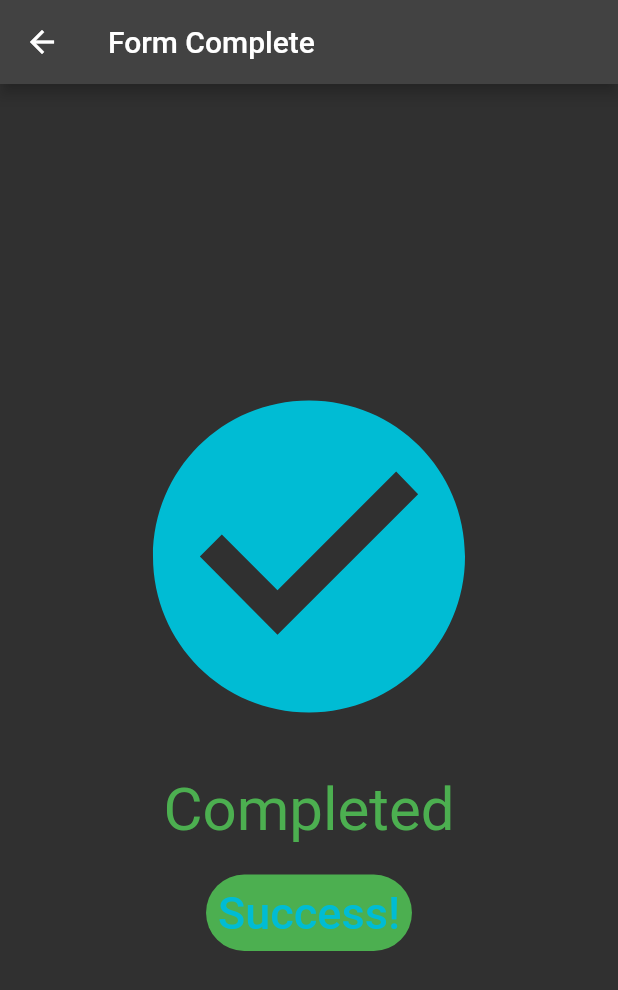
After one commit to sai-pher/mood_tracker_v2, a Flutter app: the FormCompletePage screen opened by its route, on a phone screen of 412 x 824 dp. The commit adds this screen. Shown: the top 990 px of the screen. Run offline on Flutter 3.47's test engine with Material 2 defaults, Android fonts, the phone set to English and light mode, and no system bars; our stand-ins replace sqflite; accounts and stored records are empty.

Commit message:
Added form complete page and navigation.

```diff
--- a/lib/main.dart
+++ b/lib/main.dart
@@ -1,4 +1,5 @@
 import 'package:flutter/material.dart';
+import 'package:mood_tracker_v2/pages/form_complete_page.dart';
 import 'package:mood_tracker_v2/pages/form_page.dart';
 import 'package:mood_tracker_v2/pages/home_page.dart';
 
@@ -18,6 +19,7 @@ class MyApp extends StatelessWidget {
       routes: {
         homeRoute: (context) => const HomePage(),
         formRoute: (context) => const FormPage(),
+        formCompleteRoute: (context) => const FormCompletePage(),
       },
       theme: ThemeData(
         brightness: Brightness.dark,
--- /dev/null
+++ b/lib/pages/form_complete_page.dart
@@ -0,0 +1,27 @@
+import 'package:flutter/cupertino.dart';
+import 'package:flutter/material.dart';
+import 'package:mood_tracker_v2/widgets/screens/form_complete_screen.dart';
+
+class FormCompletePage extends StatefulWidget{
+  const FormCompletePage({Key? key}) : super(key: key);
+
+  @override
+  _FormCompletePageState createState() => _FormCompletePageState();
+}
+
+class _FormCompletePageState extends State<FormCompletePage> {
+  @override
+  Widget build(BuildContext context) {
+    // TODO: implement build
+    return Scaffold(
+      appBar: AppBar(
+        title: const Text('Form Complete'),
+      ),
+      body: const Center(
+        child: FormCompleteScreen()
+      ),
+    );
+  }
+
+
+}
--- /dev/null
+++ b/lib/widgets/screens/form_complete_screen.dart
@@ -0,0 +1,54 @@
+import 'package:flutter/material.dart';
+
+class FormCompleteScreen extends StatefulWidget {
+  const FormCompleteScreen({Key? key}) : super(key: key);
+
+  @override
+  State<StatefulWidget> createState() => FormCompleteState();
+
+}
+
+class FormCompleteState extends State<FormCompleteScreen> {
+  @override
+  Widget build(BuildContext context) {
+    // TODO: implement build
+    return completeSuccess();
+  }
+
+  completeSuccess() {
+    return Column(
+      mainAxisSize: MainAxisSize.min,
+      crossAxisAlignment: CrossAxisAlignment.center,
+      children: <Widget>[
+//                SizedBox(height: 200,),
+        const Icon(Icons.check_circle, color: Colors.cyan, size: 250.0,),
+        const SizedBox(height: 20,),
+        const Text("Completed", style: TextStyle(color: Colors.green, fontSize: 40),),
+        const SizedBox(height: 20,),
+        ButtonTheme(
+          height: 60,
+          minWidth: 100,
+          child: TextButton(
+            onPressed: () => Navigator.of(context)
+                .popUntil((route) => route.isFirst),
+            style: ButtonStyle(
+              backgroundColor: MaterialStateProperty.all(Colors.green[500]),
+              shape: MaterialStateProperty.all(RoundedRectangleBorder(
+                borderRadius: BorderRadius.circular(36.0),
+              ))
+            ),
+            child: const Text(
+              'Success!',
+              style: TextStyle(
+                fontSize: 30,
+              ),
+            ),
+          ),
+        ),
+//                SizedBox(height: 200,)
+
+      ],
+    );
+  }
+
+}
```
Also changed, not shown: lib/widgets/screens/form_screen.dart (+56 -56 lines).
